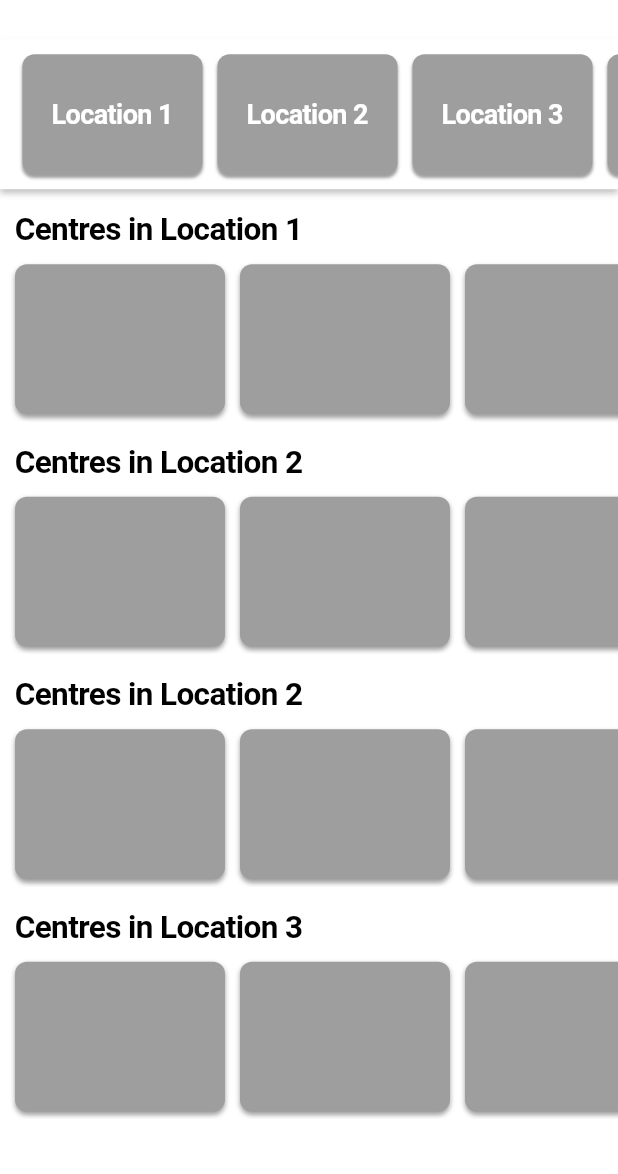
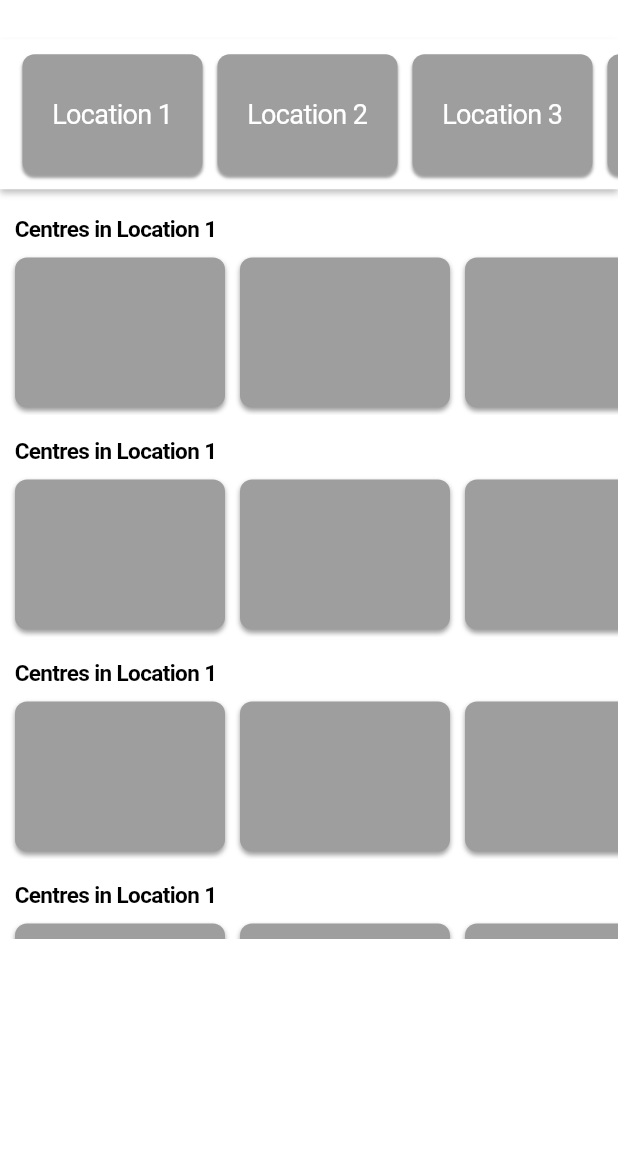
Before and after one commit to plokmij/search-pageUI, a Flutter app: the screen it shows after launch, on a phone screen of 412 x 824 dp, the part 62-1236 px from its top. Run offline on Flutter 3.47's test engine with Material 2 defaults, Android fonts, the phone set to English and light mode, and no system bars.

Commit message:
Minor changes

```diff
--- a/lib/main.dart
+++ b/lib/main.dart
@@ -50,62 +50,17 @@ class App extends StatelessWidget {
       ),*/
       alignment: Alignment.topCenter,
       //constraints: BoxConstraints.expand(),
-      //height: 472.0,
+      height: 500.0,
       child: ListView(
-        padding: EdgeInsets.only(top: 15.0),
+        padding: EdgeInsets.only(top: 17.5),
         shrinkWrap: true,
         scrollDirection: Axis.vertical,
         children: <Widget>[
           Column(
             children: <Widget>[
-              Container(
-                padding: EdgeInsets.only(left: 10.0),
-                child: Text(
-                  'Centres in Location 1',
-                  style: TextStyle(
-                    fontSize: 21.0,
-                    fontWeight: FontWeight.w700,
-                  ),
-                ),
-                alignment: Alignment.topLeft,
-              ),
               buildSearchTile(),
-              Container(
-                padding: EdgeInsets.only(left: 10.0,top:10.0),
-                child: Text(
-                  'Centres in Location 2',
-                  style: TextStyle(
-                    fontSize: 21.0,
-                    fontWeight: FontWeight.w700,
-                  ),
-                ),
-                alignment: Alignment.topLeft,
-              ),
               buildSearchTile(),
-              Container(
-                padding: EdgeInsets.only(left: 10.0,top:10.0),
-                child: Text(
-                  'Centres in Location 2',
-                  style: TextStyle(
-                    fontSize: 21.0,
-                    fontWeight: FontWeight.w700,
-                  ),
-                ),
-                alignment: Alignment.topLeft,
-              ),
               buildSearchTile(),
-              Container(
-                padding: EdgeInsets.only(left: 10.0,top:10.0),
-                child: Text(
-                  'Centres in Location 3',
-                  //textAlign: TextAlign.left,
-                  style: TextStyle(
-                    fontSize: 21.0,
-                    fontWeight: FontWeight.w700,
-                  ),
-                ),
-                alignment: Alignment.topLeft,
-              ),
               buildSearchTile(),
             ],
           ),
@@ -161,10 +116,23 @@ class App extends StatelessWidget {
   }
 
   Widget buildSearchTile() {
-    return Container(
+    return Column(
+      children: <Widget>[
+        Container(
+          padding: EdgeInsets.only(left: 10.0),
+          child: Text(
+            'Centres in Location 1',
+            style: TextStyle(
+              fontSize: 15.0,
+              fontWeight: FontWeight.w700,
+            ),
+          ),
+          alignment: Alignment.topLeft,
+        ),
+        Container(
           alignment: Alignment.topCenter,
           height: 120.0,
-      margin: EdgeInsets.only(left: 5.0),
+          //margin: EdgeInsets.only(left: 10.0),
           padding: EdgeInsets.only(top: 5.0, bottom: 5.0),
           child: ListView(
             shrinkWrap: true,
@@ -172,6 +140,9 @@ class App extends StatelessWidget {
             children: <Widget>[
               Row(
                 children: <Widget>[
+                  SizedBox(
+                    width: 5.0,
+                  ),
                   ItemSearchTile(color: Colors.grey),
                   ItemSearchTile(color: Colors.grey),
                   ItemSearchTile(color: Colors.grey),
@@ -188,6 +159,11 @@ class App extends StatelessWidget {
               ),
             ],
           ),
+        ),
+        SizedBox(
+          height: 10.0,
+        ),
+      ],
     );
   }
 }
--- a/lib/widgets/location_card.dart
+++ b/lib/widgets/location_card.dart
@@ -42,7 +42,7 @@ class LocationCard extends StatelessWidget {
 
   final textStyle = TextStyle(
     fontSize: 18.0,
-    fontWeight: FontWeight.w700,
+    fontWeight: FontWeight.w400,
     color: Colors.white,
   );
 
```
Lines whose indentation alone changed are shown as unchanged.
